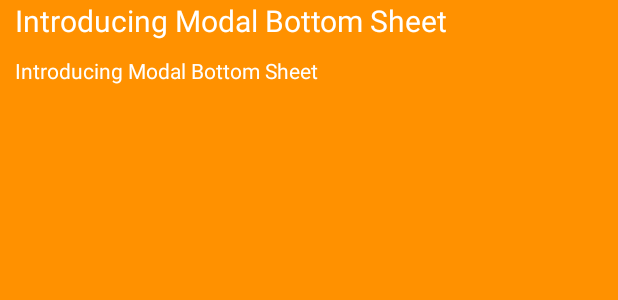
After one commit to moisesynfam/CynfoAndroidApp, an Android app: the layout bottom_sheet_modal.xml on its own in the app's theme, with its tools: preview values and no code run, on a phone screen of 412 x 824 dp. The commit adds this screen. Shown: the top 300 px of the screen. Run offline under Robolectric (Android 15) with nearby library versions, the phone set to English and light mode, and no system bars.

Commit message:
new activity and bottom

```diff
--- a/app/src/main/java/com/example/moises/myapplication/AdsRecyclerViewAdapter.java
+++ b/app/src/main/java/com/example/moises/myapplication/AdsRecyclerViewAdapter.java
@@ -87,9 +87,9 @@ public class AdsRecyclerViewAdapter extends RecyclerView.Adapter<AdsRecyclerView
         Glide.with(mainContext)
                 .load(ads.get(newposition).imageURL)
                 .crossFade()
-                .diskCacheStrategy(DiskCacheStrategy.ALL)
-                .into(holder.mImageView)
-                    ;
+                .placeholder(R.mipmap.placeholder)
+                .diskCacheStrategy(DiskCacheStrategy.SOURCE)
+                .into(holder.mImageView);
 
         setAnimation(holder.itemView,newposition);
 
--- a/app/src/main/java/com/example/moises/myapplication/Model/Advertisement.java
+++ b/app/src/main/java/com/example/moises/myapplication/Model/Advertisement.java
@@ -1,10 +1,12 @@
 package com.example.moises.myapplication.Model;
+
+import java.io.Serializable;
 
 /**
  * Created by Moises on 3/8/2017.
  */
 
-public class Advertisement {
+public class Advertisement implements Serializable{
 
     public  String title;
     public String description;
--- a/app/src/main/java/com/example/moises/myapplication/Model/Area.java
+++ b/app/src/main/java/com/example/moises/myapplication/Model/Area.java
@@ -1,5 +1,6 @@
 package com.example.moises.myapplication.Model;
 
+import java.io.Serializable;
 import java.util.ArrayList;
 import java.util.HashMap;
 import java.util.Map;
@@ -8,7 +9,7 @@ import java.util.Map;
  * Created by Moises on 3/10/2017.
  */
 
-public class Area {
+public class Area implements Serializable {
 
     public int id_Minor;
     public String name;
--- a/app/src/main/java/com/example/moises/myapplication/Model/Business.java
+++ b/app/src/main/java/com/example/moises/myapplication/Model/Business.java
@@ -10,7 +10,7 @@ import java.util.Set;
  * Created by Moises on 3/10/2017.
  */
 
-public class Business{
+public class Business implements Serializable{
 
     public int id_Major;
     public String name;
--- /dev/null
+++ b/app/src/main/res/layout/bottom_sheet_modal.xml
@@ -0,0 +1,51 @@
+<?xml version="1.0" encoding="utf-8"?>
+<LinearLayout xmlns:android="http://schemas.android.com/apk/res/android"
+    android:layout_width="match_parent"
+    android:layout_height="match_parent"
+    android:background="@color/colorAccent"
+    android:orientation="vertical"
+    >
+
+
+
+        <ImageView
+            android:id="@+id/bttm_image"
+            android:layout_width="match_parent"
+            android:layout_height="wrap_content"
+
+
+            />
+        <TextView
+            android:id="@+id/bttm_title"
+            android:layout_width="wrap_content"
+            android:layout_height="wrap_content"
+            android:maxHeight="500dp"
+            android:text="Introducing Modal Bottom Sheet"
+            android:textColor="#FFFFFF"
+            android:textSize="20dp"
+            android:paddingBottom="10dp"
+            android:paddingLeft="10dp"
+            android:paddingRight="10dp"
+
+            />
+
+        <TextView
+            android:id="@+id/bttm_description"
+            android:layout_width="wrap_content"
+            android:layout_height="wrap_content"
+            android:text="Introducing Modal Bottom Sheet"
+            android:textColor="#FFFFFF"
+            android:paddingBottom="10dp"
+            android:paddingLeft="10dp"
+            android:paddingRight="10dp"
+
+            />
+
+
+
+
+
+
+
+
+</LinearLayout>
--- a/app/src/main/res/layout/fragment_area_ads.xml
+++ b/app/src/main/res/layout/fragment_area_ads.xml
@@ -2,7 +2,7 @@
     xmlns:tools="http://schemas.android.com/tools"
     android:layout_width="match_parent"
     android:layout_height="match_parent"
-    android:background="#D3D3D9"
+    android:background="#EEEEEE"
     tools:context="com.example.moises.myapplication.AreaAdsFragment">
 
     <!-- TODO: Update blank fragment layout -->
--- a/app/src/main/res/values/colors.xml
+++ b/app/src/main/res/values/colors.xml
@@ -1,6 +1,9 @@
 <?xml version="1.0" encoding="utf-8"?>
 <resources>
-    <color name="colorPrimary">#3F51B5</color>
-    <color name="colorPrimaryDark">#303F9F</color>
-    <color name="colorAccent">#FF4081</color>
+    <color name="colorPrimary">#0097A7</color>
+    <color name="colorPrimaryLight">#B2EBF2</color>
+    <color name="colorPrimaryDark">#00838F</color>
+    <color name="colorPrimaryDarker">#006064</color>
+    <color name="colorAccent">#FF9100</color>
+
 </resources>
```
Also changed, not shown: app/build.gradle (+5 -2 lines), app/src/main/AndroidManifest.xml (+22 -5 lines), app/src/main/java/com/example/moises/myapplication/AdsBottomSheetFragment.java (added, +69 -0 lines), app/src/main/java/com/example/moises/myapplication/AdsDetailsActivity.java (added, +49 -0 lines), app/src/main/java/com/example/moises/myapplication/AreaAdsFragment.java (+11 -7 lines), app/src/main/java/com/example/moises/myapplication/Data/Database.java (+8 -76 lines), app/src/main/java/com/example/moises/myapplication/MainActivity.java (+12 -47 lines), app/src/main/res/layout/activity_ads_details.xml (added, +54 -0 lines).
